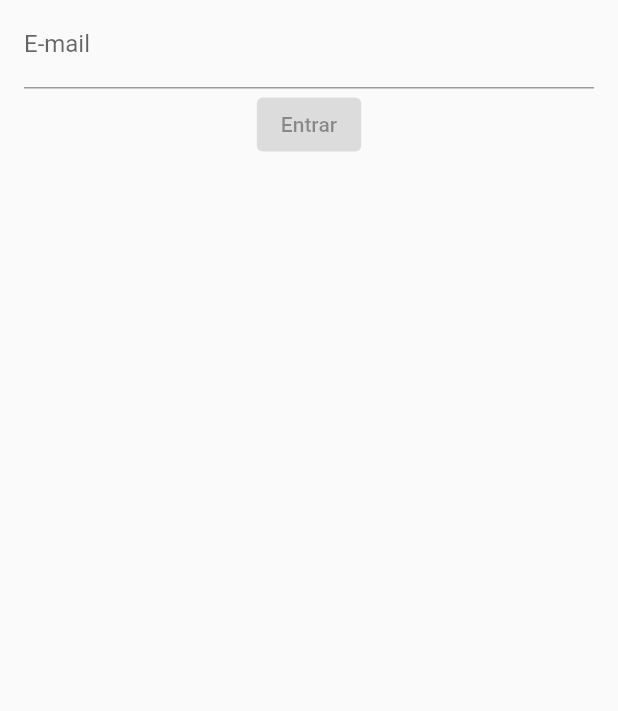
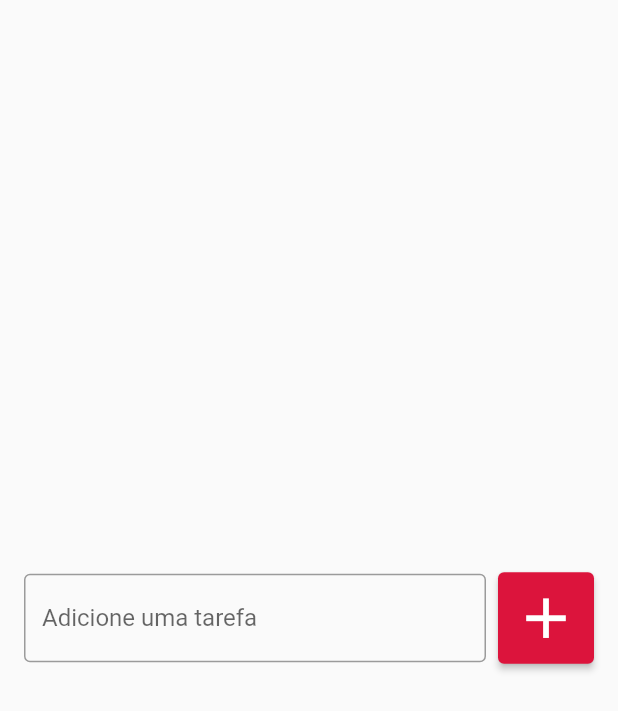
Before and after one commit to petersonpm/flutter-task-list, a Flutter app: the screen it shows after launch, on a phone screen of 412 x 824 dp. Shown: the top 711 px of the screen. Run offline on Flutter 3.47's test engine with Material 2 defaults, Android fonts, the light colour scheme and no system bars.

Commit message:
Botão estilizado

```diff
--- a/lib/pages/todo_list_page.dart
+++ b/lib/pages/todo_list_page.dart
@@ -1,29 +1,38 @@
 import 'package:flutter/material.dart';
 
 class TodoListPage extends StatelessWidget {
-  TodoListPage({Key? key}) : super(key: key);
-
-  final TextEditingController emailController = TextEditingController();
+  const TodoListPage({Key? key}) : super(key: key);
 
   @override
   Widget build(BuildContext context) {
     return Scaffold(
       body: Center(
         child: Padding(
-          padding: const EdgeInsets.symmetric(horizontal: 16),
-          child: Column(
+          padding: EdgeInsets.symmetric(horizontal: 16),
+          child: Row(
             children: [
-              TextField(
-                controller: emailController,
-                decoration: const InputDecoration(
-
-
-                  labelText: 'E-mail',
+              const Expanded(
+                child: TextField(
+                  decoration: InputDecoration(
+                    border: OutlineInputBorder(
+                    ),
+                    labelText: 'Adicione uma tarefa',
+                    hintText: 'EX. Estudar Flutter',
+                  ),
                 ),
               ),
-              const ElevatedButton(
-                onPressed: null,
-                child: Text('Entrar'),
+              const SizedBox (width: 8),
+              ElevatedButton(
+                onPressed: () {},
+                style: ElevatedButton.styleFrom(
+                  primary: const Color(0xffDC143C),
+                  padding: const EdgeInsets.all(8)
+
+                ),
+                child: const Icon (
+                  Icons.add,
+                  size: 45,
+                ),
               ),
             ],
           ),
```
